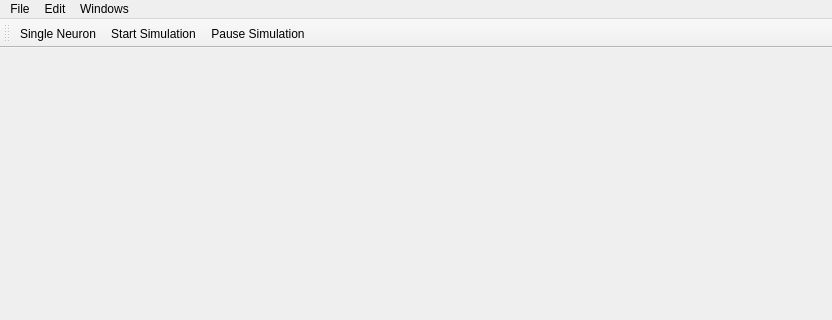
This is NeuroEdit/mainwindow.ui in lucksus/neuro_edit as Qt 5 draws it before an edit; both pictures show x 0 to 832 and y 0 to 320 of the 832 by 599 pixel window. The edited form follows.
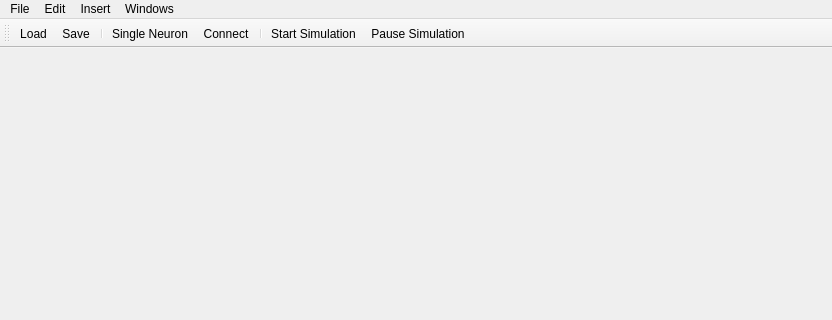
This is the edited form. Icons and pictures are not drawn.

Commit message: Self made icons added.

Patch:
```diff
--- a/NeuroEdit/mainwindow.ui
+++ b/NeuroEdit/mainwindow.ui
@@ -49,18 +49,36 @@
      <string>Windows</string>
     </property>
    </widget>
+   <widget class="QMenu" name="menuInsert">
+    <property name="title">
+     <string>Insert</string>
+    </property>
+    <addaction name="actionSingle_Neuron"/>
+   </widget>
    <addaction name="menuFile"/>
    <addaction name="menuEdit"/>
+   <addaction name="menuInsert"/>
    <addaction name="menuWindows"/>
   </widget>
   <widget class="QToolBar" name="mainToolBar">
+   <property name="iconSize">
+    <size>
+     <width>16</width>
+     <height>16</height>
+    </size>
+   </property>
    <attribute name="toolBarArea">
     <enum>TopToolBarArea</enum>
    </attribute>
    <attribute name="toolBarBreak">
     <bool>false</bool>
    </attribute>
+   <addaction name="actionLoad"/>
+   <addaction name="actionSave"/>
+   <addaction name="separator"/>
    <addaction name="actionSingle_Neuron"/>
+   <addaction name="actionConnect"/>
+   <addaction name="separator"/>
    <addaction name="actionStart_Simulation"/>
    <addaction name="actionPause_Simulation"/>
   </widget>
@@ -173,6 +191,15 @@
     <string>Ctrl+V</string>
    </property>
   </action>
+  <action name="actionConnect">
+   <property name="icon">
+    <iconset resource="icons.qrc">
+     <normaloff>:/icons/Resources/connect.png</normaloff>:/icons/Resources/connect.png</iconset>
+   </property>
+   <property name="text">
+    <string>Connect</string>
+   </property>
+  </action>
  </widget>
  <layoutdefault spacing="6" margin="11"/>
  <resources>
```
Left out of the diff: 12 changed lines with no effect on the pictures. The commit also changes 10 other files.
